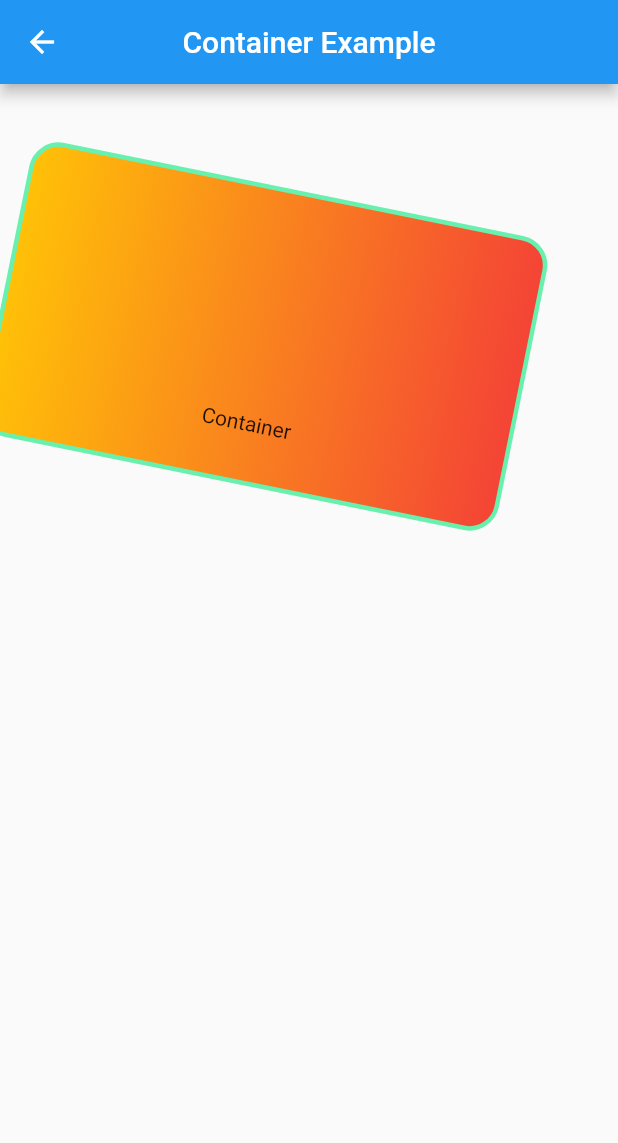
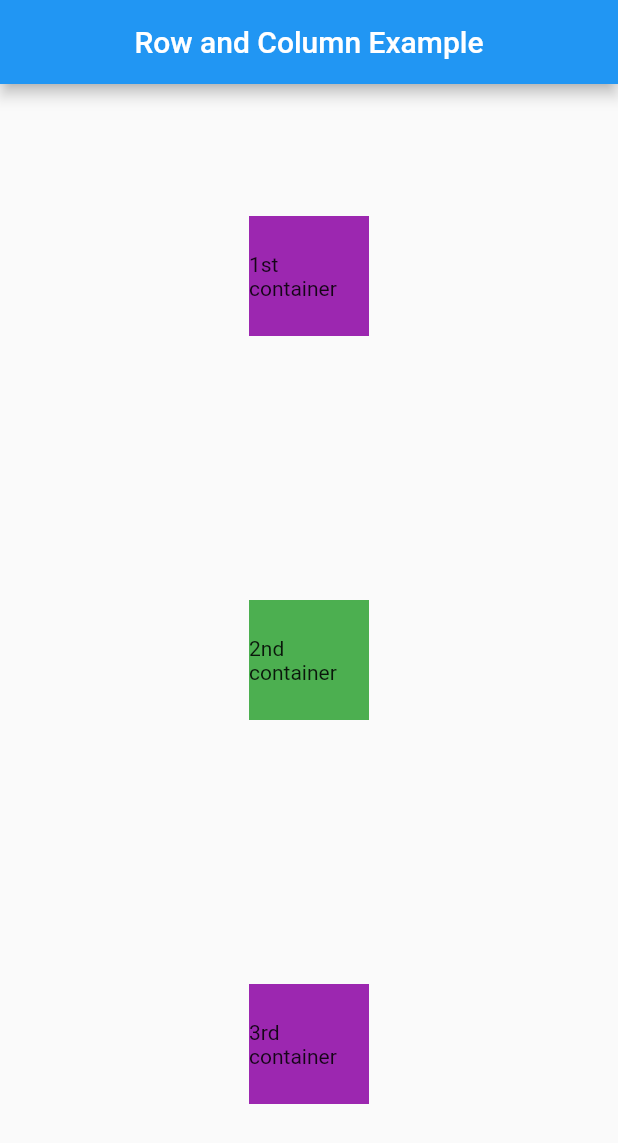
Before and after one commit to NilamPathak578/flutterHopeProjects, a Flutter app: the Homepage screen opened directly, on a phone screen of 412 x 824 dp. Shown: the top 1143 px of the screen. Run offline on Flutter 3.47's test engine with Material 2 defaults, Android fonts, the phone set to English and light mode, and no system bars; our stand-ins replace carousel_slider, marquee, webview_flutter.

Commit message:
Row and Column

```diff
--- a/lib/Views/home_page.dart
+++ b/lib/Views/home_page.dart
@@ -1,6 +1,8 @@
 import 'package:flutter/foundation.dart';
 import 'package:flutter/material.dart';
+import 'package:flutterhopeprojects/Widgets/column_widget.dart';
 import 'package:flutterhopeprojects/Widgets/containerwidget.dart';
+import 'package:flutterhopeprojects/Widgets/row_widget.dart';
 
 import 'package:flutterhopeprojects/Widgets/textformfield_widget.dart';
 
@@ -17,14 +19,15 @@ class _HomepageState extends State<Homepage> {
     return Scaffold(
       appBar: AppBar(
         //title: const Text("TextFormField Example"),
-        title: const Text("Container Example"),
+        //title: const Text("Container Example"),
+        title: const Text("Row and Column Example"),
         centerTitle: true,
       ),
-      body: Column(
-        children: [
-          //TextFormFieldWidget(),
-          containerWidget(context),
-        ],
+      body: Container(
+        height: double.infinity,
+        width: double.infinity,
+        //child: row(),
+        child: column(),
       ),
     );
   }
--- /dev/null
+++ b/lib/Widgets/column_widget.dart
@@ -0,0 +1,30 @@
+import 'package:flutter/material.dart';
+
+Widget column() {
+  return Column(
+    //crossAxisAlignment: CrossAxisAlignment.start,
+    mainAxisAlignment: MainAxisAlignment.spaceAround,
+    children: [
+      Container(
+        height: 80,
+        width: 80,
+        child: const Center(child: Text("1st container")),
+        decoration: const BoxDecoration(
+          color: Colors.purple,
+        ),
+      ),
+      Container(
+        height: 80,
+        color: Colors.green,
+        width: 80,
+        child: const Center(child: Text("2nd container")),
+      ),
+      Container(
+        height: 80,
+        width: 80,
+        child: const Center(child: Text("3rd container")),
+        color: Colors.purple,
+      ),
+    ],
+  );
+}
--- /dev/null
+++ b/lib/Widgets/row_widget.dart
@@ -0,0 +1,30 @@
+import 'package:flutter/material.dart';
+
+Widget row() {
+  return Row(
+    mainAxisAlignment: MainAxisAlignment.spaceAround,
+    //crossAxisAlignment: CrossAxisAlignment.start,
+    children: [
+      Container(
+        height: 80,
+        width: 80,
+        child: const Center(child: Text("1st container")),
+        decoration: const BoxDecoration(
+          color: Colors.purple,
+        ),
+      ),
+      Container(
+        height: 80,
+        color: Colors.green,
+        width: 80,
+        child: const Center(child: Text("2nd container")),
+      ),
+      Container(
+        height: 80,
+        width: 80,
+        child: const Center(child: Text("3rd container")),
+        color: Colors.purple,
+      ),
+    ],
+  );
+}
--- a/lib/main.dart
+++ b/lib/main.dart
@@ -23,12 +23,12 @@ class MyApp extends StatelessWidget {
       theme: ThemeData(
         primarySwatch: Colors.blue,
       ),
-      // home: const Homepage(),
+      home: const Homepage(),
       //home: const ShowDataTable(),
       //home: const MarqueeExample(),
       // home: const SplashScreen(),
       //home: const CrouselPage(),
-      home: const WebViewWidget(),
+      //home: const WebViewWidget(),
     );
   }
 }
```
